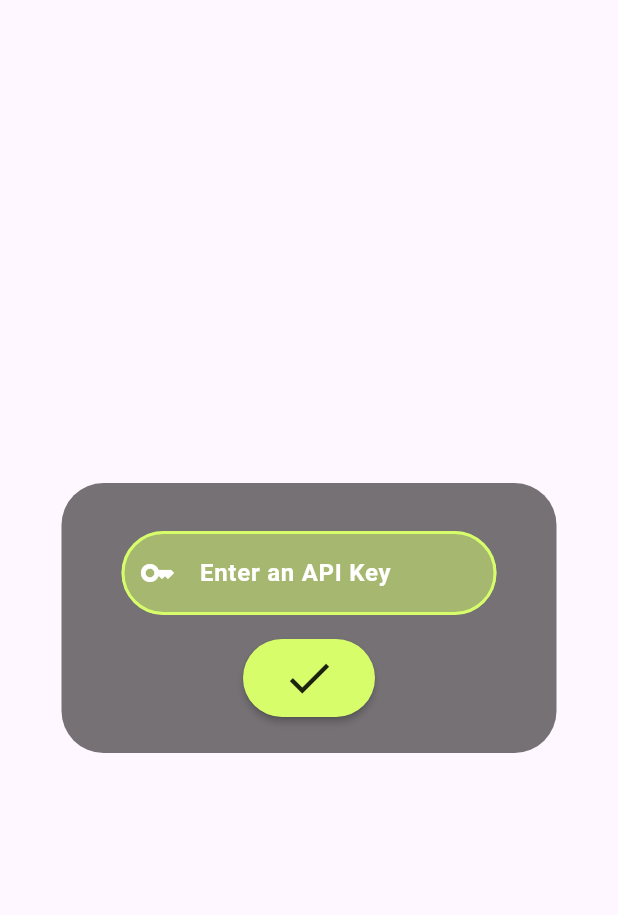
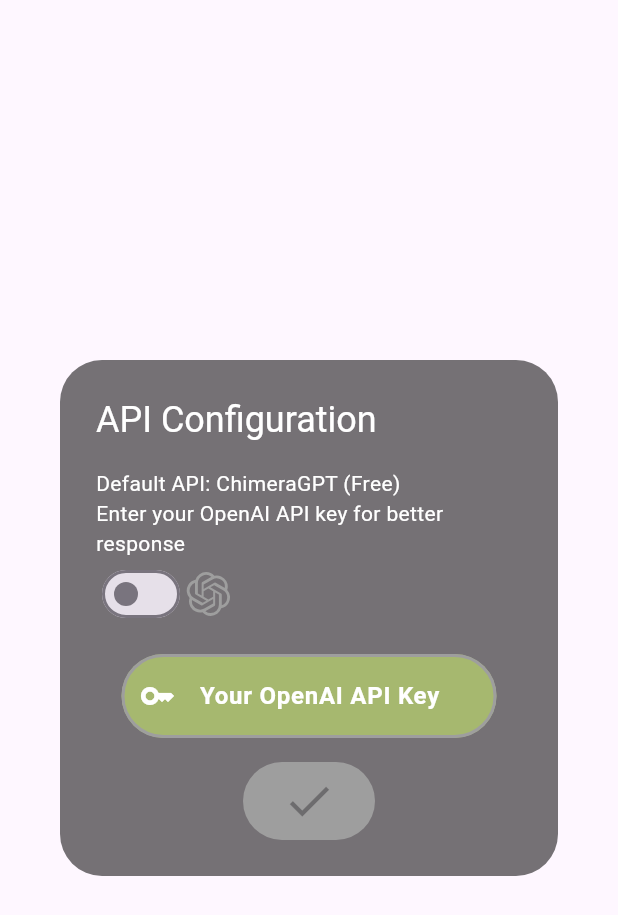
Before and after one commit to Avadhkumar-geek/StudentAI, a Flutter app: the ApiInput widget shown alone on an empty page, opened directly, on a phone screen of 412 x 824 dp. Shown: the top 915 px of the screen. Run offline on Flutter 3.47's test engine with Material 2 defaults, Android fonts, the phone set to English and light mode, and no system bars; our stand-ins replace flutter_markdown, flutter_spinkit, flutter_svg, google_fonts, share_plus, shared_preferences and 1 more; missing offline and left inert: markdown, wiredash; accounts and stored records are empty; network calls fail; Roboto replaces fonts that are missing (Ubuntu).

Commit message:
added openai API configuration

```diff
--- a/lib/data/globals.dart
+++ b/lib/data/globals.dart
@@ -4,6 +4,7 @@
 
 String? apiKey = '';
 bool isAPIValidated = false;
+bool openai = false;
 
 getAPIKeyFromStorage() async {
   SharedPreferences prefs = await SharedPreferences.getInstance();
--- a/lib/screen/quiz.dart
+++ b/lib/screen/quiz.dart
@@ -118,7 +118,9 @@
                     child: Column(
                       children: [
                         QuestionListBuilder(
-                            questionJSON: questionJSON, selectedOptions: selectedOptions, isSubmitted: _isSubmitted),
+                            questionJSON: questionJSON,
+                            selectedOptions: selectedOptions,
+                            isSubmitted: _isSubmitted),
                         MaterialButton(
                           onPressed: _submitQuiz,
                           color: kAiMsgBg,
@@ -126,7 +128,7 @@
                             borderRadius: BorderRadius.circular(30.0),
                           ),
                           child: const Padding(
-                            padding: EdgeInsets.all(16.0),
+                            padding: EdgeInsets.all(12.0),
                             child: Text(
                               'Submit',
                               style: TextStyle(
--- a/lib/services/api_service.dart
+++ b/lib/services/api_service.dart
@@ -2,24 +2,24 @@
 
 import 'package:flutter/foundation.dart';
 import 'package:http/http.dart' as http;
-import 'package:student_ai/data/secrets.dart';
+import 'package:student_ai/data/globals.dart';
 import 'package:student_ai/models/appdata_model.dart';
 
 class ApiService {
   static Future<String> fetchApi(String apiKey, String content) async {
     try {
-      const String url = 'https://chimeragpt.adventblocks.cc/v1/chat/completions';
-
-      // const String url = 'https://api.hypere.app/v1/chat/completions';
+      const String defaultUrl = 'https://chimeragpt.adventblocks.cc/v1/chat/completions';
+      const String openaiUrl = 'https://api.openai.com/v1/chat/completions';
+      String url = openai ? openaiUrl : defaultUrl;
 
       final Map<String, String> headers = {
         // devApiKey is used for development purpose
-        'authorization': 'Bearer ${devApiKey ?? apiKey}',
+        'authorization': 'Bearer $apiKey',
         'Content-Type': 'application/json'
       };
 
       final Map<String, dynamic> data = {
-        'model': 'gpt-4',
+        'model': openai ? 'gpt-3.5-turbo' : 'gpt-4',
         'messages': [
           {
             'role': 'user',
@@ -32,35 +32,38 @@
 
       Map<String, dynamic> resData = jsonDecode(const Utf8Decoder().convert(res.bodyBytes));
 
+      print("Res ${res.body}");
       String output = '';
       resData['choices'].forEach((choice) {
         String content = choice['message']['content'];
         output += content;
       });
 
-      // if (kDebugMode) {
-      //   print(resData);
-      // }
+      if (kDebugMode) {
+        print("url: $url");
+        print(resData);
+      }
 
       return output;
     } catch (e) {
+      print(e);
       return "Something went wrong!! Please, try again later.";
     }
   }
 
   static Future<bool> validateApiKey(String apiKey) async {
     try {
-      const String url = 'https://chimeragpt.adventblocks.cc/v1/chat/completions';
+      const String url = 'https://api.openai.com/v1/chat/completions';
 
       // const String url = 'https://api.hypere.app/v1/chat/completions';
 
       final Map<String, String> headers = {
-        'authorization': "Bearer ${devApiKey ?? apiKey}",
+        'authorization': "Bearer $apiKey",
         'Content-Type': 'application/json'
       };
 
       final Map<String, dynamic> data = {
-        'model': 'gpt-4',
+        'model': 'gpt-3.5-turbo',
         'messages': [
           {
             'role': 'user',
@@ -111,7 +114,8 @@
 
   static Future<List<AppData>> getApps({int? limit, String? query, int? page}) async {
     try {
-      String url = 'https://studentai-api.vercel.app/search?apps=${query ?? ""}&limit=${limit ?? 0}&page=${page ?? 0}';
+      String url =
+          'https://studentai-api.vercel.app/search?apps=${query ?? ""}&limit=${limit ?? 0}&page=${page ?? 0}';
 
       final res = await http.get(Uri.parse(url));
 
--- a/lib/test.dart
+++ b/lib/test.dart
@@ -4,13 +4,12 @@
   var request = http.MultipartRequest('POST', Uri.parse(url));
   request.files.add(await http.MultipartFile.fromPath('file', filepath));
   var res = await request.send();
-  print(res);
+  // print(res);
 }
 
 void main() async {
   String filename = 'a.txt';
   String dirPath = 'assets';
   String filepath = '$dirPath/$filename';
-  test(filepath,
-      'http://127.0.0.1:5000/?file=$filename&query=what is your name');
+  test(filepath, 'http://127.0.0.1:5000/?file=$filename&query=what is your name');
 }
--- a/lib/widgets/api_input.dart
+++ b/lib/widgets/api_input.dart
@@ -1,4 +1,5 @@
 import 'package:flutter/material.dart';
+import 'package:flutter_svg/flutter_svg.dart';
 import 'package:shared_preferences/shared_preferences.dart';
 import 'package:student_ai/data/constants.dart';
 import 'package:student_ai/data/globals.dart';
@@ -27,26 +28,61 @@
   Widget build(BuildContext context) {
     return FrostedGlass(
       widget: AlertDialog(
-        insetPadding: const EdgeInsets.all(16),
+        title: const Text(
+          'API Configuration',
+          style: TextStyle(color: kWhite),
+        ),
+        alignment: Alignment.center,
         backgroundColor: Colors.black54,
         content: Form(
           key: _formKey,
           child: Column(
             mainAxisSize: MainAxisSize.min,
             children: <Widget>[
+              const Flexible(
+                child: Text(
+                  'Default API: ChimeraGPT (Free)\n'
+                  'Enter your OpenAI API key for better response',
+                  style: TextStyle(color: kWhite),
+                ),
+              ),
+              Row(
+                children: [
+                  Switch(
+                    value: openai,
+                    activeColor: kRed,
+                    onChanged: (bool value) {
+                      setState(() {
+                        openai = value;
+                      });
+                    },
+                  ),
+                  SvgPicture.asset(
+                    'assets/openai.svg',
+                    width: 30,
+                    colorFilter: ColorFilter.mode(
+                      openai ? const Color(0xFF19C37D) : kGrey,
+                      BlendMode.srcIn,
+                    ),
+                  ),
+                ],
+              ),
               Padding(
                 padding: const EdgeInsets.all(16.0),
                 child: SizedBox(
                   width: 250,
                   child: TextFormField(
+                    enabled: openai,
+                    cursorColor: kRadiumGreen,
+                    onTapOutside: (event) => FocusScope.of(context).unfocus(),
                     style: const TextStyle(
                       fontWeight: FontWeight.w600,
                     ),
                     controller: apiController,
+                    textAlignVertical: TextAlignVertical.center,
                     decoration: InputDecoration(
-                      labelText: 'Enter an API Key',
-                      labelStyle: const TextStyle(
-                          fontWeight: FontWeight.w600, color: kWhite),
+                      labelText: 'Your OpenAI API Key',
+                      labelStyle: const TextStyle(fontWeight: FontWeight.w600, color: kWhite),
                       prefixIcon: const Icon(
                         Icons.key,
                         color: kWhite,
@@ -57,13 +93,25 @@
                       focusColor: kWhite,
                       enabledBorder: OutlineInputBorder(
                         borderRadius: BorderRadius.circular(30),
-                        borderSide:
-                            const BorderSide(width: 2, color: kRadiumGreen),
+                        borderSide: const BorderSide(width: 2, color: kRadiumGreen),
                       ),
                       focusedBorder: OutlineInputBorder(
                         borderRadius: BorderRadius.circular(30),
-                        borderSide:
-                            const BorderSide(width: 2, color: kRadiumGreen),
+                        borderSide: const BorderSide(width: 2, color: kRadiumGreen),
+                      ),
+                      focusedErrorBorder: OutlineInputBorder(
+                        borderRadius: BorderRadius.circular(30),
+                        borderSide: const BorderSide(
+                          color: kRed,
+                          width: 2,
+                        ),
+                      ),
+                      disabledBorder: OutlineInputBorder(
+                        borderRadius: BorderRadius.circular(30),
+                        borderSide: const BorderSide(
+                          color: kGrey,
+                          width: 2,
+                        ),
                       ),
                       filled: true,
                       fillColor: kRadiumGreen.withOpacity(0.5),
@@ -80,26 +128,22 @@
               ),
               MaterialButton(
                 color: kRadiumGreen,
+                disabledColor: kGrey,
                 shape: RoundedRectangleBorder(
                   borderRadius: BorderRadius.circular(30),
                 ),
-                child: Padding(
-                  padding: const EdgeInsets.all(8.0),
-                  child: _isLoading
-                      ? const CircularProgressIndicator()
-                      : const Icon(
-                          Icons.check,
-                          size: 36,
-                        ),
-                ),
-                onPressed: () async {
+                onPressed: !openai
+                    ? null
+                    : () async {
                         if (_formKey.currentState!.validate()) {
                           setState(() {
                             _isLoading = true;
                           });
-                    if (!await ApiService.validateApiKey(apiController.text)) {
+                          await ApiService.validateApiKey(apiController.text).then((value) {
+                            if (!value) {
                               ScaffoldMessenger.of(context).showSnackBar(
                                 const SnackBar(
+                                  behavior: SnackBarBehavior.floating,
                                   content: Text(
                                     'Enter a valid API Key',
                                     style: TextStyle(fontWeight: FontWeight.bold),
@@ -110,6 +154,7 @@
                             } else {
                               ScaffoldMessenger.of(context).showSnackBar(
                                 const SnackBar(
+                                  behavior: SnackBarBehavior.floating,
                                   content: Text(
                                     'API Key validated!!',
                                     style: TextStyle(fontWeight: FontWeight.bold),
@@ -124,9 +169,19 @@
                               });
                               addAPIKeyToStorage();
                             }
+                          });
                           Navigator.pop(context);
                         }
                       },
+                child: Padding(
+                  padding: const EdgeInsets.all(8.0),
+                  child: _isLoading
+                      ? const CircularProgressIndicator()
+                      : const Icon(
+                          Icons.check,
+                          size: 36,
+                        ),
+                ),
               )
             ],
           ),
--- a/lib/widgets/app_title.dart
+++ b/lib/widgets/app_title.dart
@@ -20,7 +20,7 @@
               }),
           child: SvgPicture.asset(
             'assets/logo.svg',
-            width: 35,
+            width: 50,
           ),
         ),
         const SizedBox(
--- a/lib/widgets/card_widget.dart
+++ b/lib/widgets/card_widget.dart
@@ -30,7 +30,8 @@
       ),
       child: FrostedGlass(
         widget: Container(
-          decoration: BoxDecoration(color: Color(int.parse(data.color.toString())).withOpacity(0.6)),
+          decoration:
+              BoxDecoration(color: Color(int.parse(data.color.toString())).withOpacity(0.6)),
           child: Column(
             crossAxisAlignment: CrossAxisAlignment.start,
             children: [
--- /dev/null
+++ b/lib/widgets/my_switch.dart
@@ -0,0 +1,27 @@
+import 'package:flutter/material.dart';
+import 'package:student_ai/data/constants.dart';
+
+class MySwitch extends StatefulWidget {
+  const MySwitch({super.key});
+
+
+  @override
+  State<MySwitch> createState() => _MySwitchState();
+}
+
+class _MySwitchState extends State<MySwitch> {
+  bool openai = false;
+
+  @override
+  Widget build(BuildContext context) {
+    return Switch(
+      value: openai,
+      activeColor: kRed,
+      onChanged: (bool value) {
+        setState(() {
+          openai = value;
+        });
+      },
+    );
+  }
+}
--- a/pubspec.yaml
+++ b/pubspec.yaml
@@ -44,7 +44,6 @@
   shared_preferences: ^2.1.1
   flutter_spinkit: ^5.2.0
   url_launcher: ^6.1.11
-  video_player: ^2.6.1
   share_plus: ^7.0.2
   wiredash: ^1.7.0
   shimmer: ^3.0.0
```
Also changed, not shown: lib/screen/chat_screen.dart (+23 -8 lines), lib/screen/home.dart (+10 -8 lines), lib/screen/my_form.dart (+11 -3 lines), lib/widgets/ai_message.dart (+3 -5 lines), lib/widgets/my_search_bar.dart (+7 -6 lines), assets/bg.png, assets/feedback.svg, assets/logo.svg, assets/rate.svg, assets/share.svg, lib/widgets/apikey_button.dart (renamed from lib/widgets/apiKey_button.dart), pubspec.lock. Lines whose indentation alone changed are shown as unchanged.
